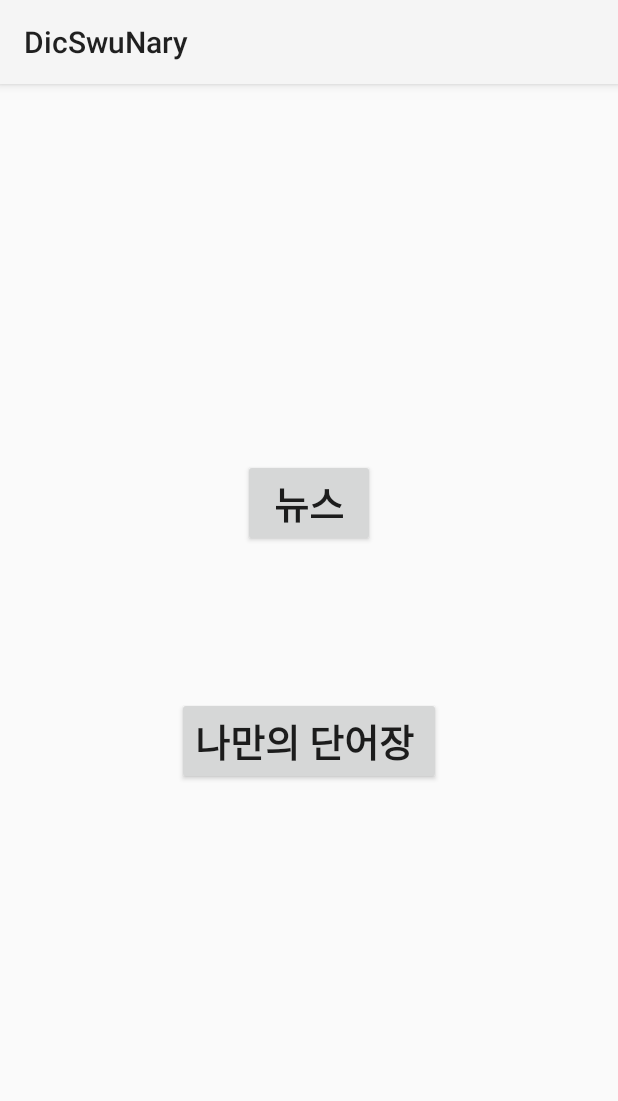
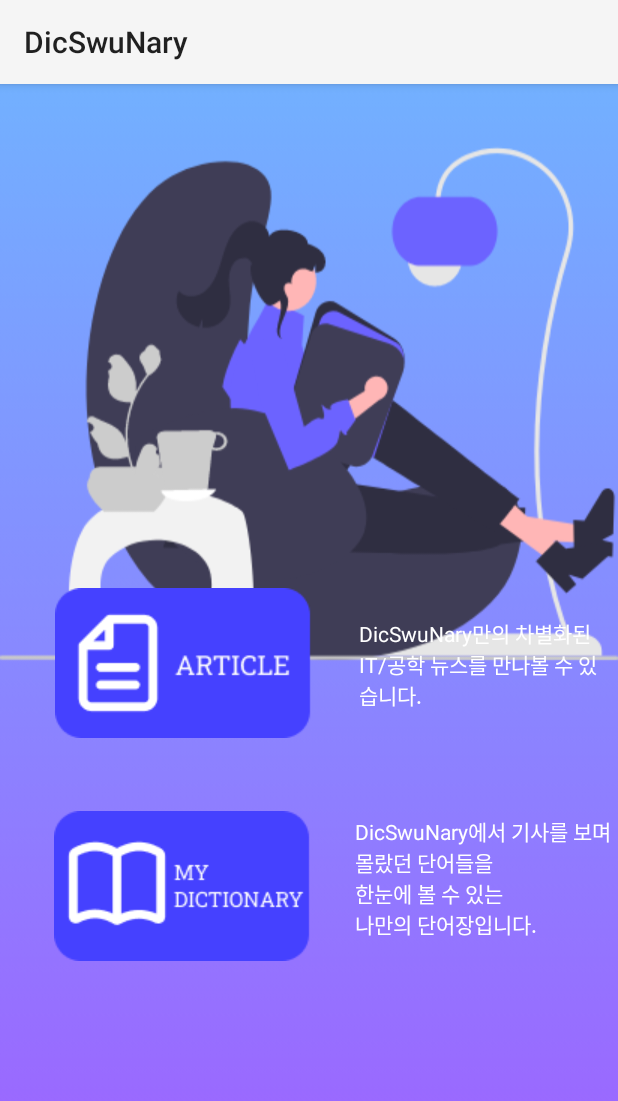
Before and after one commit to ellapk/NewsDictApp, an Android app: the screen it shows after launch (ChooseActivity), on a phone screen of 412 x 824 dp. Shown: the top 1101 px of the screen. Run offline under Robolectric (Android 15) with nearby library versions, the phone set to English and light mode, and no system bars.

Commit message:
기사/사전 선택 page 디자인 파일 및 xml 코드

```diff
--- a/app/src/main/res/layout/activity_choose.xml
+++ b/app/src/main/res/layout/activity_choose.xml
@@ -4,18 +4,17 @@
     xmlns:tools="http://schemas.android.com/tools"
     android:layout_width="match_parent"
     android:layout_height="match_parent"
+    android:background="@drawable/article_button"
     tools:context=".ChooseActivity">
 
     <Button
         android:id="@+id/goNews"
         android:layout_width="wrap_content"
         android:layout_height="wrap_content"
-        android:layout_marginTop="250dp"
-        android:text="뉴스"
-        android:textSize="25sp"
-        android:textStyle="bold"
+        android:layout_marginTop="336dp"
+        android:background="@drawable/select_article"
         app:layout_constraintEnd_toEndOf="parent"
-        app:layout_constraintHorizontal_bias="0.501"
+        app:layout_constraintHorizontal_bias="0.154"
         app:layout_constraintStart_toStartOf="parent"
         app:layout_constraintTop_toTopOf="parent" />
 
@@ -23,12 +22,36 @@
         android:id="@+id/goMyVoca"
         android:layout_width="wrap_content"
         android:layout_height="wrap_content"
-        android:layout_marginTop="100dp"
-        android:text="나만의 단어장 "
-        android:textSize="25sp"
-        android:textStyle="bold"
+        android:layout_marginTop="28dp"
+        android:background="@drawable/select_mydict"
+        app:layout_constraintBottom_toBottomOf="parent"
         app:layout_constraintEnd_toEndOf="parent"
-        app:layout_constraintHorizontal_bias="0.501"
+        app:layout_constraintHorizontal_bias="0.153"
         app:layout_constraintStart_toStartOf="parent"
-        app:layout_constraintTop_toBottomOf="@+id/goNews" />
+        app:layout_constraintTop_toBottomOf="@+id/goNews"
+        app:layout_constraintVertical_bias="0.102" />
+
+    <TextView
+        android:id="@+id/textView2"
+        android:layout_width="169dp"
+        android:layout_height="68dp"
+        android:layout_marginTop="356dp"
+        android:text="DicSwuNary만의 차별화된\nIT/공학 뉴스를 만나볼 수 있습니다."
+        android:textColor="@color/white"
+        app:layout_constraintEnd_toEndOf="parent"
+        app:layout_constraintHorizontal_bias="0.987"
+        app:layout_constraintStart_toStartOf="parent"
+        app:layout_constraintTop_toTopOf="parent" />
+
+    <TextView
+        android:id="@+id/textView3"
+        android:layout_width="171dp"
+        android:layout_height="115dp"
+        android:layout_marginTop="488dp"
+        android:layout_marginEnd="4dp"
+        android:text="DicSwuNary에서 기사를 보며 몰랐던 단어들을\n한눈에 볼 수 있는\n나만의 단어장입니다."
+        android:textColor="@color/white"
+        app:layout_constraintEnd_toEndOf="parent"
+        app:layout_constraintTop_toTopOf="parent" />
+
 </androidx.constraintlayout.widget.ConstraintLayout>
```
Also changed, not shown: app/src/main/res/drawable-hdpi/article_imagebox.png (deleted), app/src/main/res/drawable-ldpi/article_imagebox.png (deleted), app/src/main/res/drawable-mdpi/article_imagebox.png (deleted), app/src/main/res/drawable-xhdpi/article_imagebox.png (deleted), app/src/main/res/drawable-xxhdpi/article_imagebox.png (deleted), app/src/main/res/drawable-xxxhdpi/article_imagebox.png (deleted), app/src/main/res/drawable/article_button.png (added), app/src/main/res/drawable/select_article.png (added), app/src/main/res/drawable/select_mydict.png (added).
